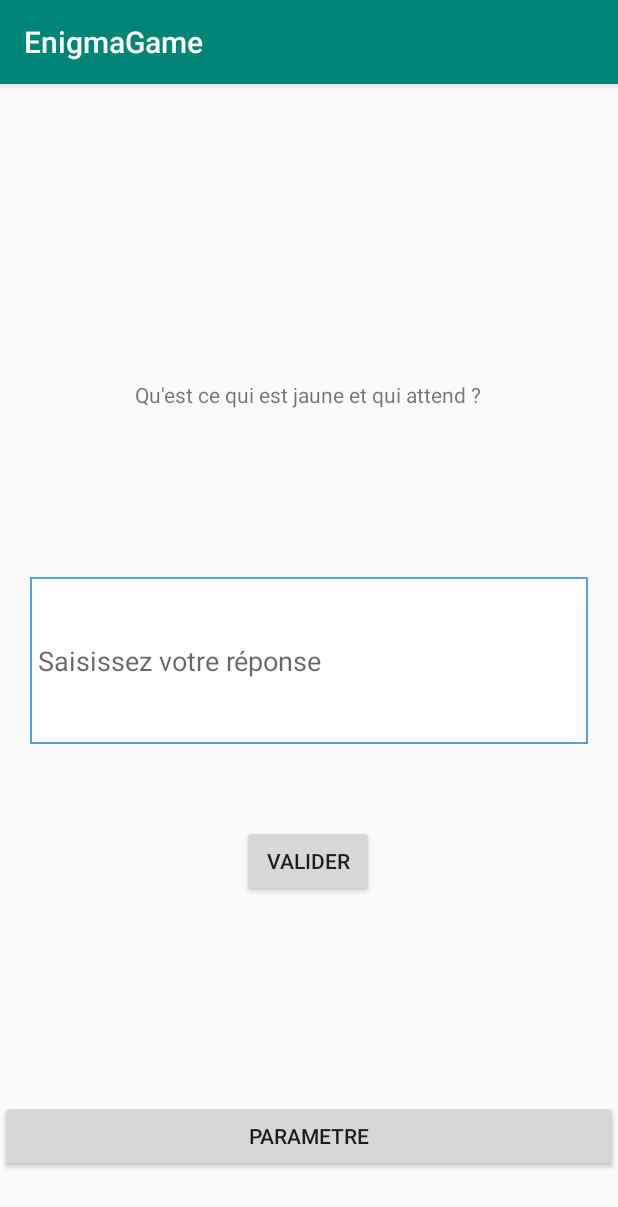
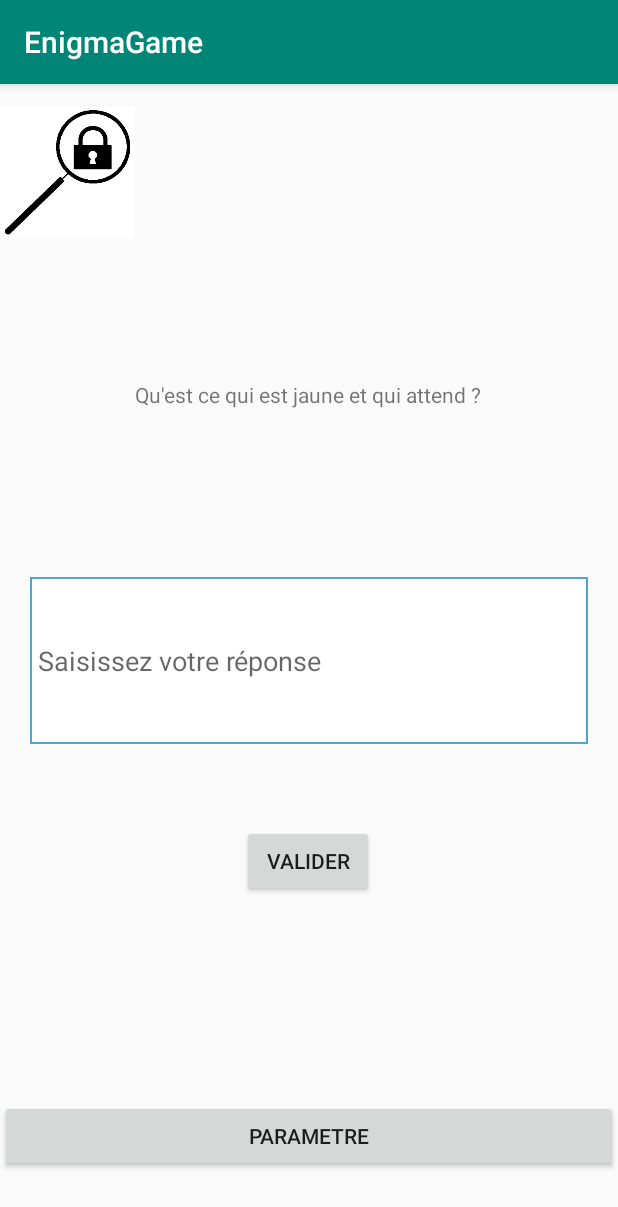
Before and after one commit to Dylage/EnigmaGame, an Android app: the screen it shows after launch (MainActivity), on a phone screen of 412 x 824 dp. Shown: the top 1207 px of the screen. Run offline under Robolectric (Android 15) with nearby library versions, the phone set to English and light mode, and no system bars.

Commit message:
Ajout logo sur l'écran

```diff
--- a/app/src/main/res/layout/activity_main.xml
+++ b/app/src/main/res/layout/activity_main.xml
@@ -5,6 +5,18 @@
     android:layout_width="match_parent"
     android:layout_height="match_parent"
     tools:context=".MainActivity">
+
+    <ImageView
+        android:layout_width="90dp"
+        android:layout_height="114dp"
+        android:contentDescription="Logo de l'application"
+        android:src="@drawable/logo"
+        app:layout_constraintBottom_toBottomOf="parent"
+        app:layout_constraintEnd_toEndOf="parent"
+        app:layout_constraintHorizontal_bias="0.0"
+        app:layout_constraintStart_toStartOf="parent"
+        app:layout_constraintTop_toTopOf="parent"
+        app:layout_constraintVertical_bias="0.003" />
 
     <TextView
         android:id="@+id/question"
```
Also changed, not shown: app/src/main/res/drawable/logo.png (added).
